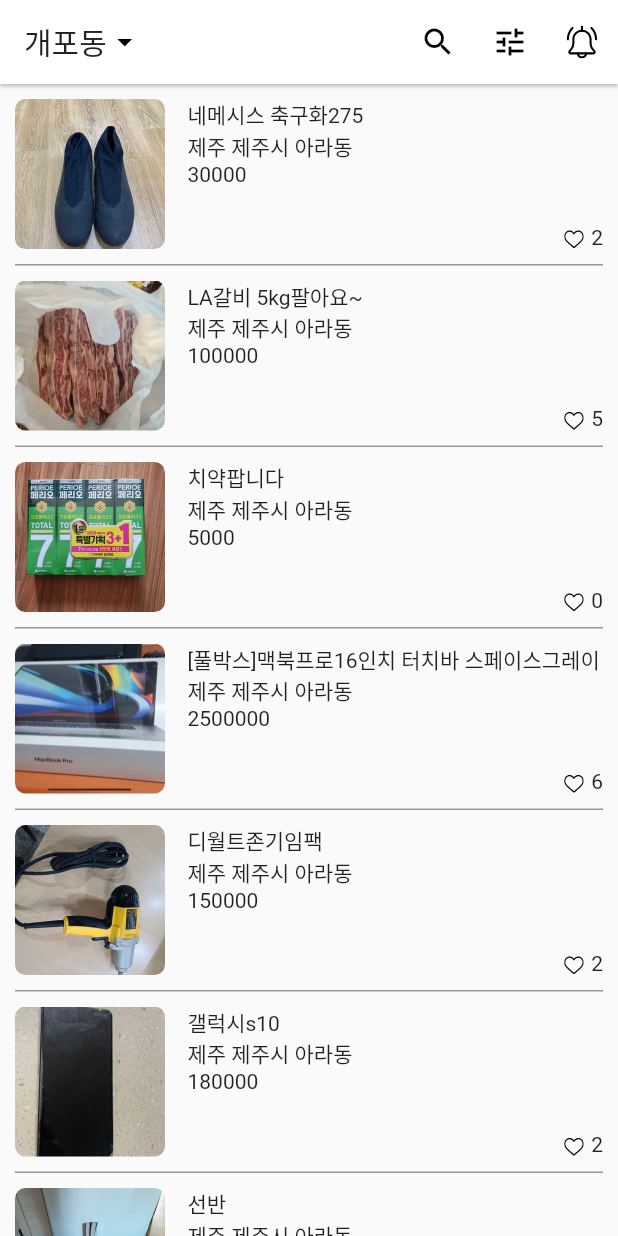
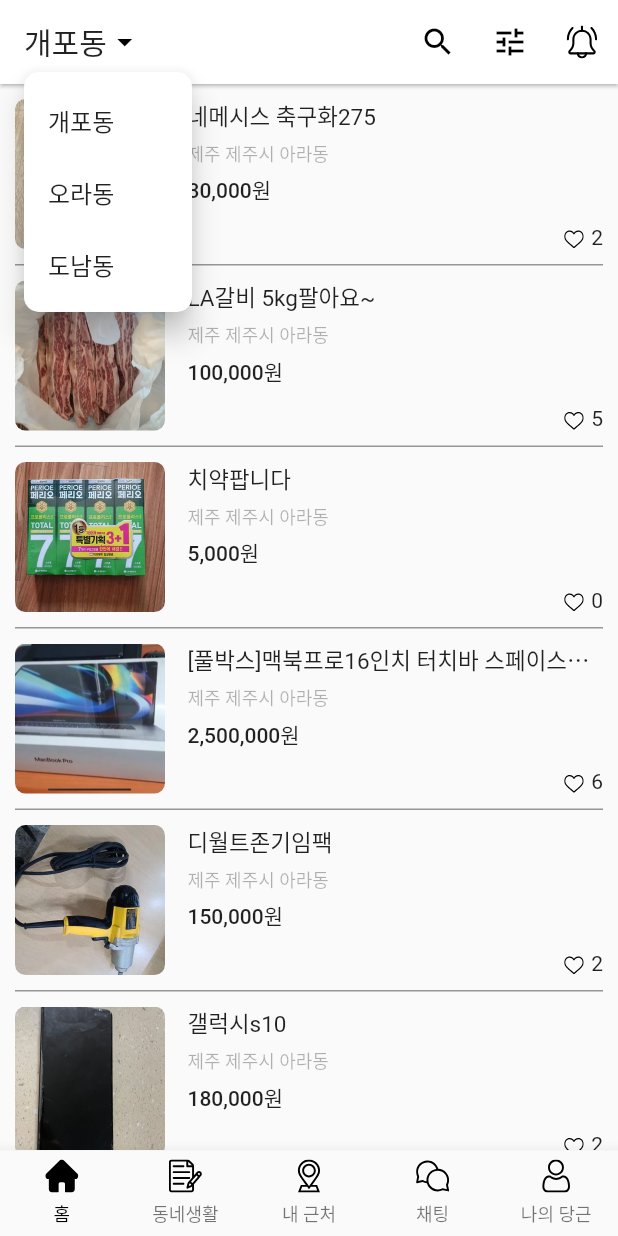
Before and after one commit to Hyun-Joo/carrot_market_sample, a Flutter app: the screen it shows after launch, after a tap on "개포동", on a phone screen of 412 x 824 dp. Run offline on Flutter 3.47's test engine with Material 2 defaults, Android fonts, the phone set to English and light mode, and no system bars; our stand-ins replace flutter_svg.

Commit message:
Home 컴포넌트 분리 작업

```diff
--- a/lib/main.dart
+++ b/lib/main.dart
@@ -1,4 +1,4 @@
-import 'package:carrot_market_sample/page/home.dart';
+import 'package:carrot_market_sample/page/app.dart';
 import 'package:flutter/material.dart';
 
 void main() {
@@ -15,7 +15,7 @@ class MyApp extends StatelessWidget {
         primaryColor: Colors.white,
         primarySwatch: Colors.blue,
       ),
-      home: Home(),
+      home: App(),
     );
   }
 }
--- /dev/null
+++ b/lib/page/app.dart
@@ -0,0 +1,93 @@
+import 'package:flutter/material.dart';
+import 'package:carrot_market_sample/page/home.dart';
+import 'package:flutter_svg/flutter_svg.dart';
+
+class App extends StatefulWidget {
+  const App({Key? key}) : super(key: key);
+
+  @override
+  _AppState createState() => _AppState();
+}
+
+class _AppState extends State<App> {
+
+  late int _currentPageIndex;
+
+  @override
+  void initState(){
+    super.initState();
+    _currentPageIndex = 0;
+
+  }
+
+
+
+
+
+  Widget _bodyWidget(){
+    switch(_currentPageIndex){
+      case 0:
+        return Home();
+        break;
+      case 1:
+        return Container();
+        break;
+      case 2:
+        return Container();
+        break;
+      case 3:
+        return Container();
+        break;
+      case 4:
+        return Container();
+        break;
+    }
+    return Container();
+  }
+
+  BottomNavigationBarItem _bottomNavigationBarItem(String iconName, String label){
+    return BottomNavigationBarItem(
+        icon: Padding(
+            padding: const EdgeInsets.only(bottom: 5),
+            child: SvgPicture.asset("assets/svg/${iconName}_off.svg", width: 22)
+        ),
+        activeIcon: Padding(
+            padding: const EdgeInsets.only(bottom: 5),
+            child: SvgPicture.asset("assets/svg/${iconName}_on.svg", width: 22)
+        ),
+        label: label
+    );
+  }
+
+  Widget _bottomNavigationBarWidget(){
+    return BottomNavigationBar(
+        type: BottomNavigationBarType.fixed,
+        onTap: (int index){
+          //print(index);
+          setState(() {
+            _currentPageIndex = index;
+          });
+        },
+        selectedFontSize: 12,
+        currentIndex: _currentPageIndex,
+        selectedItemColor: Colors.black,
+        selectedLabelStyle: TextStyle(color: Colors.black),
+        items: [
+          _bottomNavigationBarItem("home", "홈"),
+          _bottomNavigationBarItem("notes", "동네생활"),
+          _bottomNavigationBarItem("location", "내 근처"),
+          _bottomNavigationBarItem("chat", "채팅"),
+          _bottomNavigationBarItem("user", "나의 당근")
+        ]
+    );
+  }
+
+  @override
+  Widget build(BuildContext context) {
+    return Scaffold(
+      //appBar: _appbarWidget(),
+      body: _bodyWidget(),
+      bottomNavigationBar: _bottomNavigationBarWidget(),
+    );
+  }
+}
--- a/lib/page/home.dart
+++ b/lib/page/home.dart
@@ -1,8 +1,9 @@
 import 'package:flutter/material.dart';
-import 'package:flutter_svg/flutter_svg.dart';
+import 'package:flutter_svg/svg.dart';
+import 'package:intl/intl.dart';
 
 class Home extends StatefulWidget {
-  const Home({Key? key}) : super(key: key);
+  Home({Key? key}) : super(key: key);
 
   @override
   _HomeState createState() => _HomeState();
@@ -10,10 +11,18 @@ class Home extends StatefulWidget {
 
 class _HomeState extends State<Home> {
   List<Map<String, String>> data = [];
+  late String currentLocation;
+  final Map<String, String> locationTypeToString = {
+    "gaepo": "개포동",
+    "ora": "오라동",
+    "donam": "도남동"
+  };
 
   @override
-  void initState(){
+  void initState() {
     super.initState();
+    currentLocation = "gaepo";
+
     data = [
       {
         "cid": "1",
@@ -98,6 +107,11 @@ class _HomeState extends State<Home> {
     ];
   }
 
+  final oCcy = new NumberFormat("#,###", "ko_KR");
+  String calcStringToWon(String priceStr){
+    return "${oCcy.format(int.parse(priceStr))}원";
+  }
+
   PreferredSizeWidget _appbarWidget(){
     return AppBar(
       title: GestureDetector(
@@ -107,11 +121,31 @@ class _HomeState extends State<Home> {
           onLongPress: (){
             print("long pressed!");
           },
+          child: PopupMenuButton<String>(
+            offset: Offset(0, 35),
+            shape: ShapeBorder.lerp(
+              RoundedRectangleBorder(borderRadius: BorderRadius.circular(10.0)),
+              RoundedRectangleBorder(borderRadius: BorderRadius.circular(10.0)),
+              1),
+            onSelected: (String where){
+              print(where);
+              setState(() {
+                currentLocation = where;
+              });
+            },
+            itemBuilder: (BuildContext context){
+              return [
+                PopupMenuItem(value: "gaepo", child: Text("개포동"),),
+                PopupMenuItem(value: "ora", child: Text("오라동"),),
+                PopupMenuItem(value: "donam", child: Text("도남동"),),
+              ];
+            },
             child: Row(
                 children: [
-                Text("개포동"),
+                  Text(locationTypeToString[currentLocation]!),
                   Icon(Icons.arrow_drop_down)
                 ]
+            ),
           )
       ),
       // 밑 그림자 제거용
@@ -144,9 +178,21 @@ class _HomeState extends State<Home> {
                   child: Column(
                     crossAxisAlignment: CrossAxisAlignment.start,
                     children: [
-                        Text(data[index]["title"]!),
-                        Text(data[index]["location"]!),
-                        Text(data[index]["price"]!),
+                      Text(
+                          data[index]["title"]!,
+                          overflow: TextOverflow.ellipsis,
+                          style: TextStyle(fontSize: 15)
+                      ),
+                      SizedBox(height: 5),
+                      Text(
+                          data[index]["location"]!,
+                          style: TextStyle(fontSize: 12, color: Colors.black.withOpacity(0.3))
+                      ),
+                      SizedBox(height: 5),
+                      Text(
+                          calcStringToWon(data[index]["price"]!),
+                          style: TextStyle(fontWeight: FontWeight.w500)
+                      ),
                       Expanded(
                           child: Row(
                               mainAxisAlignment: MainAxisAlignment.end,
@@ -166,10 +212,10 @@ class _HomeState extends State<Home> {
           ),
         );
       },
+      itemCount: 10,
       separatorBuilder: (BuildContext _context, int index){
-          return Container(height: 1, color: Colors.black.withOpacity(0.4),);
+        return Container(height: 1, color: Colors.black.withOpacity(0.4));
       },
-        itemCount: 10
     );
   }
 
@@ -178,7 +224,7 @@ class _HomeState extends State<Home> {
     return Scaffold(
       appBar: _appbarWidget(),
       body: _bodyWidget(),
-      //bottomNavigationBar: Container(),
     );
   }
+
 }
--- a/pubspec.yaml
+++ b/pubspec.yaml
@@ -29,6 +29,7 @@ dependencies:
   # Use with the CupertinoIcons class for iOS style icons.
   cupertino_icons: ^1.0.2
   flutter_svg: ^0.22.0
+  intl: ^0.17.0
 
 dev_dependencies:
   flutter_test:
```
Also changed, not shown: pubspec.lock. Lines whose indentation alone changed are shown as unchanged.
